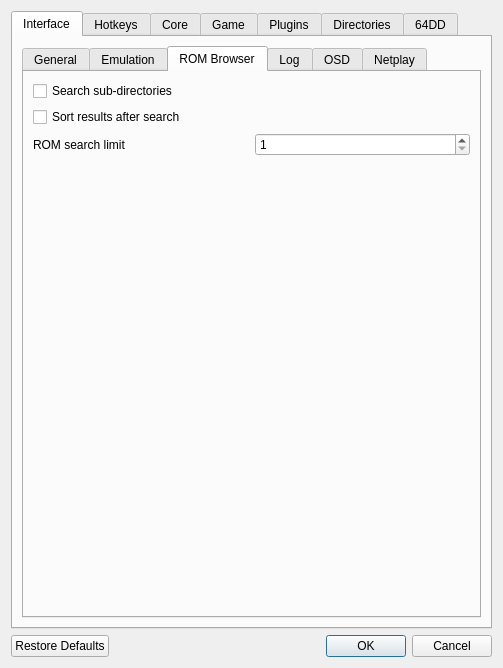
Old version of the form Source/RMG/UserInterface/Dialog/SettingsDialog.ui in the repository Rosalie241/RMG.
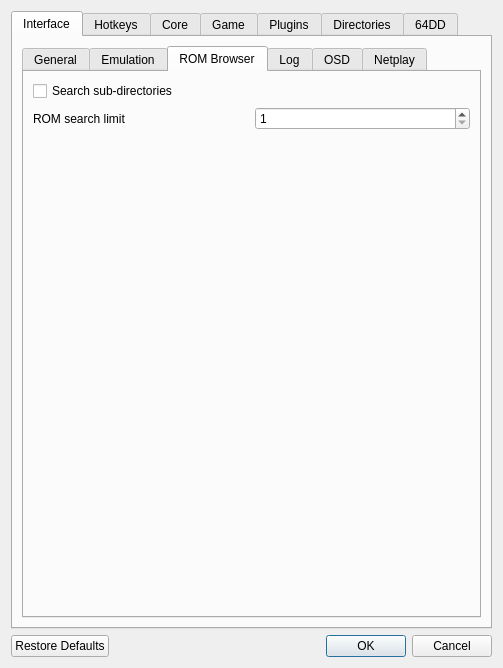
New version of the form. The open tabs and pages were chosen to show the change. Icons and pictures are not drawn. Custom widgets are drawn as their Qt base class.

Commit message: RMG: remove 'Sort results after search' setting

Diff of the .ui file:
```diff
--- a/Source/RMG/UserInterface/Dialog/SettingsDialog.ui
+++ b/Source/RMG/UserInterface/Dialog/SettingsDialog.ui
@@ -352,13 +352,6 @@
                  </property>
                 </widget>
                </item>
-               <item>
-                <widget class="QCheckBox" name="sortRomBrowserResultsCheckBox">
-                 <property name="text">
-                  <string>Sort results after search</string>
-                 </property>
-                </widget>
-               </item>
                <item>
                 <layout class="QHBoxLayout" name="horizontalLayout_3">
                  <item>
```
The commit also changes 3 other files.
